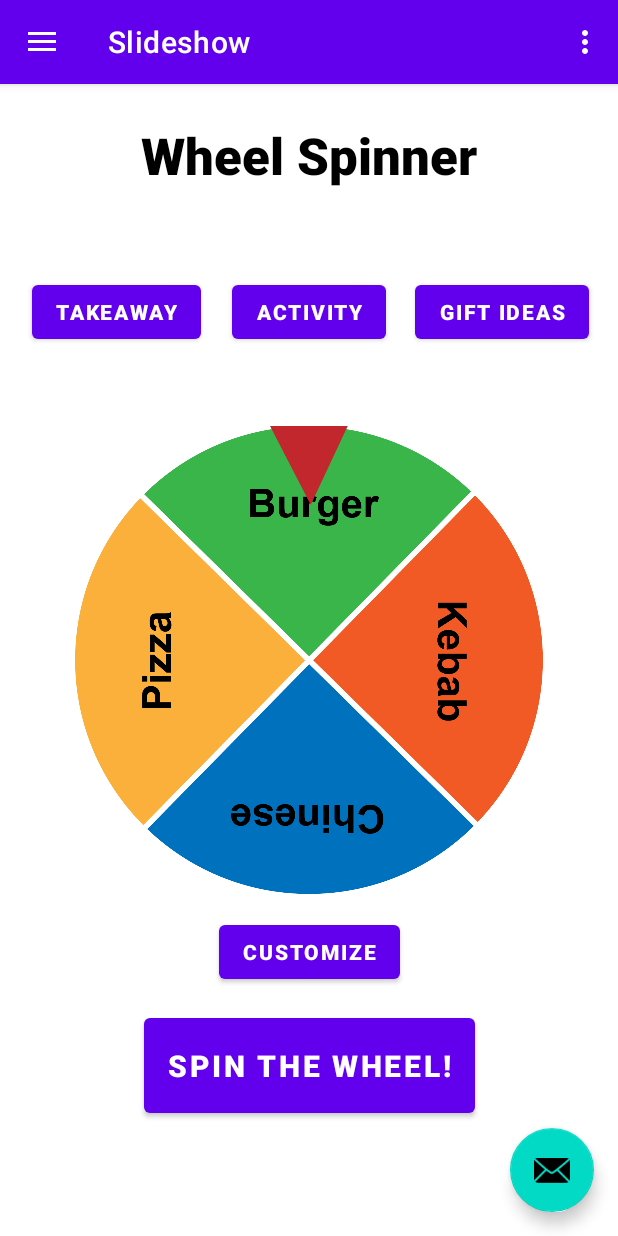
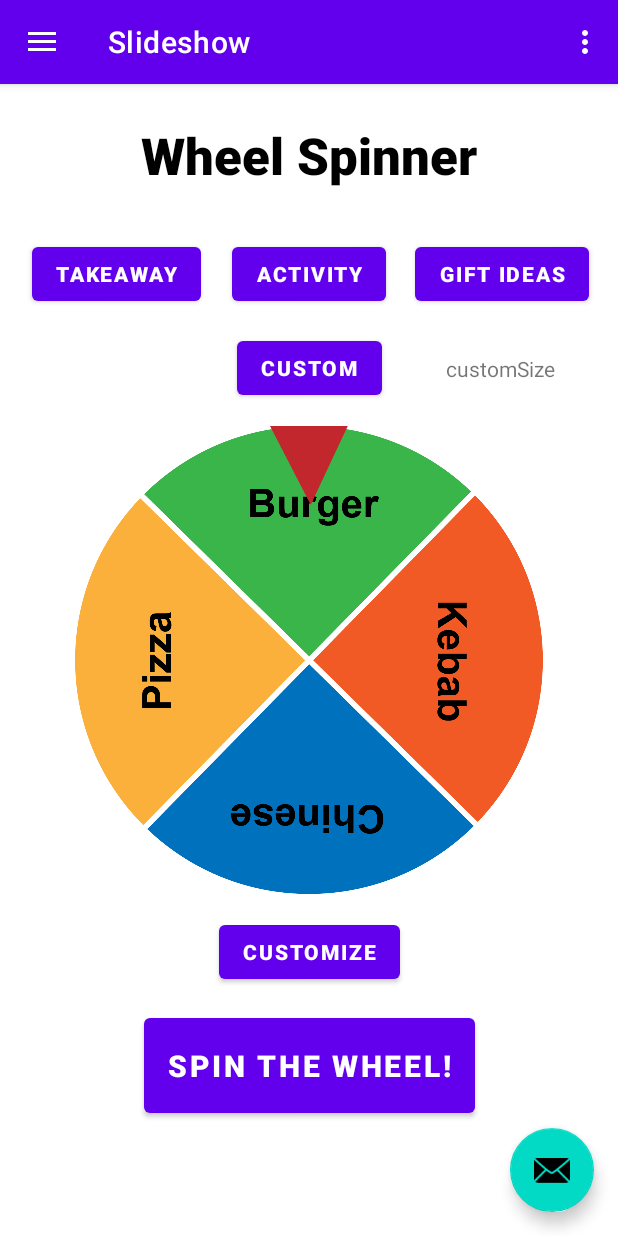
Before and after one commit to SneezingElephant/Decisionator, an Android app: the screen it shows after launch (MainActivity), in the side drawer, after a tap on "Slideshow", on a phone screen of 412 x 824 dp. Run offline under Robolectric (Android 15) with nearby library versions, the phone set to English and light mode, and no system bars; our stand-ins replace navigation-ui.

Commit message:
wheelspin customization navigation progress

```diff
--- a/app/src/main/java/com/example/pmaminiprojekt/ui/slideshow/SlideshowFragment.java
+++ b/app/src/main/java/com/example/pmaminiprojekt/ui/slideshow/SlideshowFragment.java
@@ -11,7 +11,6 @@ import android.widget.AdapterView;
 import android.widget.ArrayAdapter;
 import android.widget.Button;
 import android.widget.ImageView;
-import android.widget.Spinner;
 import android.widget.TextView;
 import android.widget.Toast;
 
@@ -20,6 +19,7 @@ import androidx.fragment.app.Fragment;
 import androidx.fragment.app.FragmentManager;
 import androidx.fragment.app.FragmentTransaction;
 import androidx.lifecycle.ViewModelProvider;
+import androidx.navigation.fragment.NavHostFragment;
 
 import com.example.pmaminiprojekt.R;
 import com.example.pmaminiprojekt.databinding.FragmentSlideshowBinding;
@@ -42,6 +42,8 @@ public class SlideshowFragment extends Fragment {
     private boolean isTakeaway = true;
     private boolean isActivity = false;
     private boolean isGift = false;
+
+    private int customPresetSize = 3;
 
     private ImageView wheel;
     private ImageView wheelActivitys;
@@ -68,6 +70,11 @@ public class SlideshowFragment extends Fragment {
         getDegreeForSectors();
         getDegreeForActivitys();
         getDegreeForGifts();
+
+        if (getArguments() != null) {
+            SlideshowFragmentArgs args = SlideshowFragmentArgs.fromBundle(getArguments());
+            customPresetSize = args.getCustomPresetSizeArg();
+        }
 
         binding.spinBtn.setOnClickListener(new View.OnClickListener() {
 
@@ -137,7 +144,7 @@ public class SlideshowFragment extends Fragment {
     }
 
     public void openCustomizationFragment() {
-
+        NavHostFragment.findNavController(SlideshowFragment.this).navigate(R.id.action_nav_slideshow_to_customizeFragment);
     }
 
     @Override
--- a/app/src/main/res/layout/fragment_slideshow.xml
+++ b/app/src/main/res/layout/fragment_slideshow.xml
@@ -96,6 +96,7 @@
         android:layout_height="wrap_content"
         android:layout_above="@+id/wheelWithArrow"
         android:layout_alignParentStart="true"
+        android:layout_marginBottom="50dp"
         android:fontFamily="sans-serif-black"
         android:text="Takeaway"
         app:layout_constraintBottom_toTopOf="@+id/wheelWithArrow"
@@ -108,6 +109,7 @@
         android:layout_width="wrap_content"
         android:layout_height="wrap_content"
         android:layout_above="@+id/wheelWithArrow"
+        android:layout_marginBottom="50dp"
         android:layout_toEndOf="@+id/takeawayPreset"
         android:fontFamily="sans-serif-black"
         android:text="Activity"
@@ -121,6 +123,7 @@
         android:layout_width="wrap_content"
         android:layout_height="wrap_content"
         android:layout_above="@+id/wheelWithArrow"
+        android:layout_marginBottom="50dp"
         android:layout_toEndOf="@+id/activityPreset"
         android:fontFamily="sans-serif-black"
         android:text="Gift Ideas"
@@ -128,6 +131,19 @@
         app:layout_constraintEnd_toEndOf="parent"
         app:layout_constraintStart_toEndOf="@+id/activityPreset"
         app:layout_constraintTop_toBottomOf="@+id/wheelSpinnerTitle" />
+
+    <Button
+        android:id="@+id/customPreset"
+        android:layout_width="wrap_content"
+        android:layout_height="wrap_content"
+        android:layout_above="@+id/wheelWithArrow"
+        android:layout_toEndOf="@+id/activityPreset"
+        android:fontFamily="sans-serif-black"
+        android:text="Custom"
+        app:layout_constraintBottom_toTopOf="@+id/wheelWithArrow"
+        app:layout_constraintEnd_toEndOf="parent"
+        app:layout_constraintStart_toStartOf="parent"
+        app:layout_constraintTop_toBottomOf="@+id/activityPreset" />
 
     <Button
         android:id="@+id/buttonCustomize"
@@ -142,5 +158,17 @@
         app:layout_constraintStart_toStartOf="parent"
         app:layout_constraintTop_toBottomOf="@+id/wheelWithArrow" />
 
+    <TextView
+        android:id="@+id/textCustom"
+        android:layout_width="wrap_content"
+        android:layout_height="wrap_content"
+        android:layout_marginTop="24dp"
+        android:layout_marginBottom="24dp"
+        android:text="customSize"
+        app:layout_constraintBottom_toTopOf="@+id/wheelWithArrow"
+        app:layout_constraintEnd_toEndOf="parent"
+        app:layout_constraintStart_toEndOf="@+id/customPreset"
+        app:layout_constraintTop_toBottomOf="@+id/giftIdeasPreset" />
+
 
 </androidx.constraintlayout.widget.ConstraintLayout>
--- a/app/src/main/res/navigation/mobile_navigation.xml
+++ b/app/src/main/res/navigation/mobile_navigation.xml
@@ -25,6 +25,10 @@
         <action
             android:id="@+id/action_nav_slideshow_to_customizeFragment"
             app:destination="@id/customizeFragment" />
+        <argument
+            android:name="customPresetSizeArg"
+            app:argType="integer"
+            android:defaultValue="3" />
     </fragment>
     <fragment
         android:id="@+id/customizeFragment"
@@ -34,5 +38,9 @@
         <action
             android:id="@+id/action_customizeFragment_to_nav_slideshow"
             app:destination="@id/nav_slideshow" />
+        <argument
+            android:name="wheelSizeArg"
+            app:argType="integer"
+            android:defaultValue="3" />
     </fragment>
 </navigation>
```
Also changed, not shown: app/build.gradle (+7 -0 lines), app/src/main/java/com/example/pmaminiprojekt/ui/slideshow/CustomizeFragment.java (+12 -1 lines), app/src/main/res/layout/fragment_customize.xml (+2 -11 lines).
